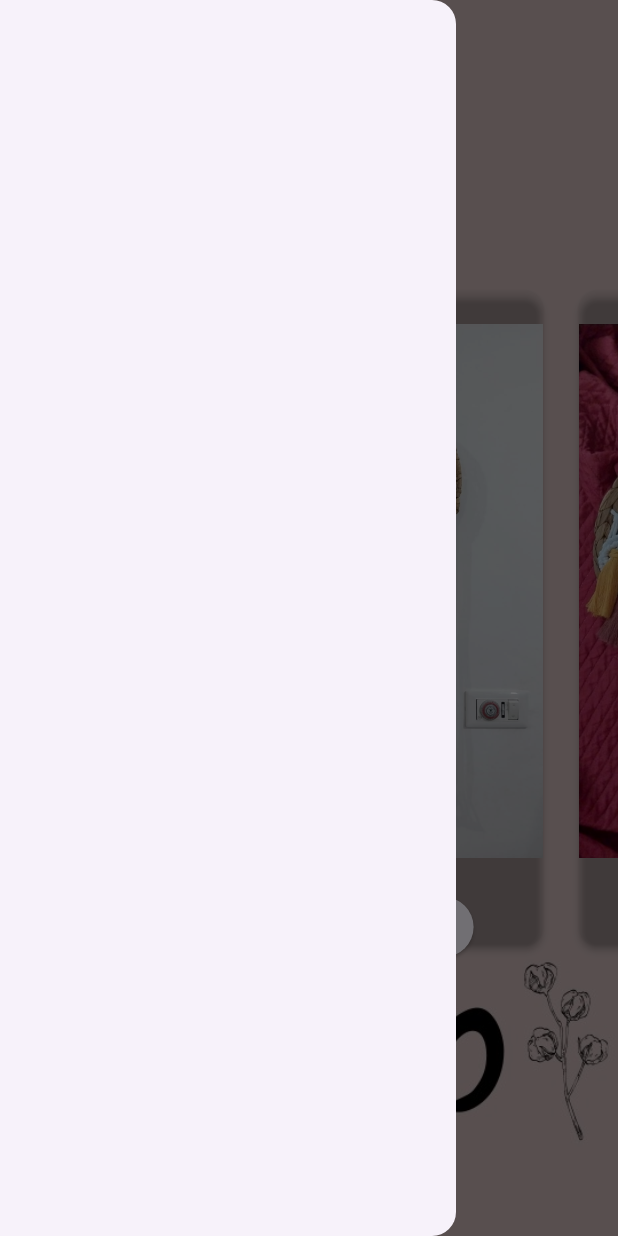
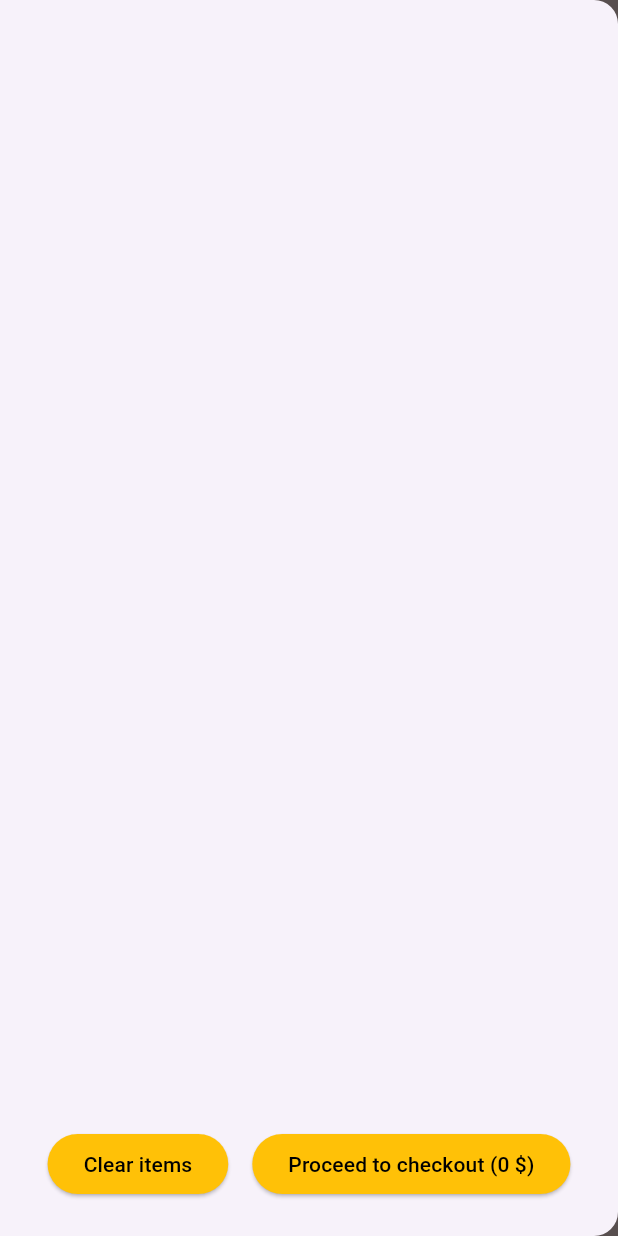
Before and after one commit to akivazo/makramir, a Flutter app: the screen it shows after launch, with the side drawer open, on a phone screen of 412 x 824 dp. Run offline on Flutter 3.47's test engine with Material 3 defaults, Android fonts, the phone set to English and light mode, and no system bars; drawn by our look-alikes of badges.

Commit message:
first presentation

```diff
--- a/lib/ItemsStorage.dart
+++ b/lib/ItemsStorage.dart
@@ -1,14 +1,15 @@
 import 'Item.dart';
 import 'package:flutter/material.dart';
-import 'Shop.dart';
+import 'dart:math';
 
 class ItemsStorage {
   Set<Item> getItems(){
+    var rng = Random();
     return List.generate(9, (index) {
       return Item(
         id: index,
         image: Image(image: AssetImage('assets/images/item${index + 1}_1.jpg'), width: 200, height: 400,),
-        cost: 0,
+        cost: rng.nextInt(10),
         description: index.toString()
       );
     }).toSet();
--- a/lib/ShoppingCart.dart
+++ b/lib/ShoppingCart.dart
@@ -34,6 +34,10 @@ class ShoppingCartView extends StatelessWidget {
     var cart = context.watch<ShoppingCart>();
 
     return Drawer(
+            width: 450,
+            child: Column(
+              children: [
+                Expanded(
                   child: SingleChildScrollView (
                     scrollDirection: Axis.vertical,
                     child: Column(
@@ -52,14 +56,44 @@ class ShoppingCartView extends StatelessWidget {
                                 ),
                                 Padding(
                                   padding: const EdgeInsets.all(20),
-                            child: Text(item.cost.toString()),
+                                  child: Text("${item.cost.toString()} \$")
                                 ),
-                          Icon(Icons.currency_exchange)
                               ]
                           ),
                         );
                       }).toList()
                     )
+                  ),
+                ),
+                Container(
+                  padding: EdgeInsets.all(16.0),
+                  child: Row(
+                    mainAxisAlignment: MainAxisAlignment.center,
+                    children: [
+                      Padding(
+                        padding: const EdgeInsets.all(8.0),
+                        child: ElevatedButton(
+                          onPressed: () {
+                            cart.clearItems();
+                          },
+                          style: ElevatedButton.styleFrom(backgroundColor: Colors.amber),
+                          child: Text('Clear items', style: TextStyle(color: Colors.black)),
+                        ),
+                      ),
+                      Padding(
+                        padding: const EdgeInsets.all(8.0),
+                        child: ElevatedButton(
+                          onPressed: () {
+                            // Button action
+                          },
+                          style: ElevatedButton.styleFrom(backgroundColor: Colors.amber),
+                          child: Text('Proceed to checkout (${cart.getTotalAmount()} \$)', style: TextStyle(color: Colors.black),),
+                        ),
+                      ),
+                    ],
+                  ),
+                ),
+              ],
             ),
     );
   }
@@ -91,6 +125,9 @@ class ShoppingCart extends ChangeNotifier {
 
   }
 
+  int getTotalAmount() {
+    return _items.fold(0, (sum, item) => sum + item.cost);
+  }
   void addItem(Item item){
     _items.add(item);
     notifyListeners();
@@ -106,4 +143,9 @@ class ShoppingCart extends ChangeNotifier {
   Widget getShoppingCartView(BuildContext context) {
     return ShoppingCartView();
   }
+
+  void clearItems(){
+    _items.clear();
+    notifyListeners();
   }
+}
```
Lines whose indentation alone changed are shown as unchanged.
